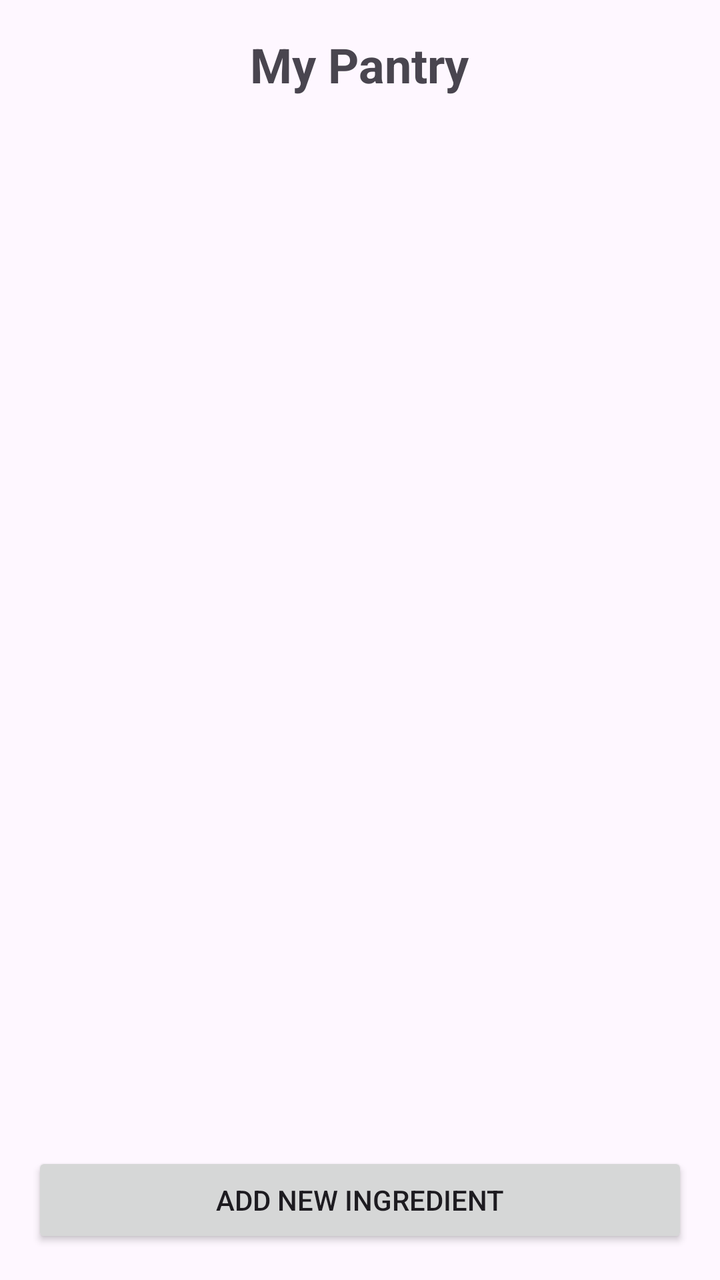
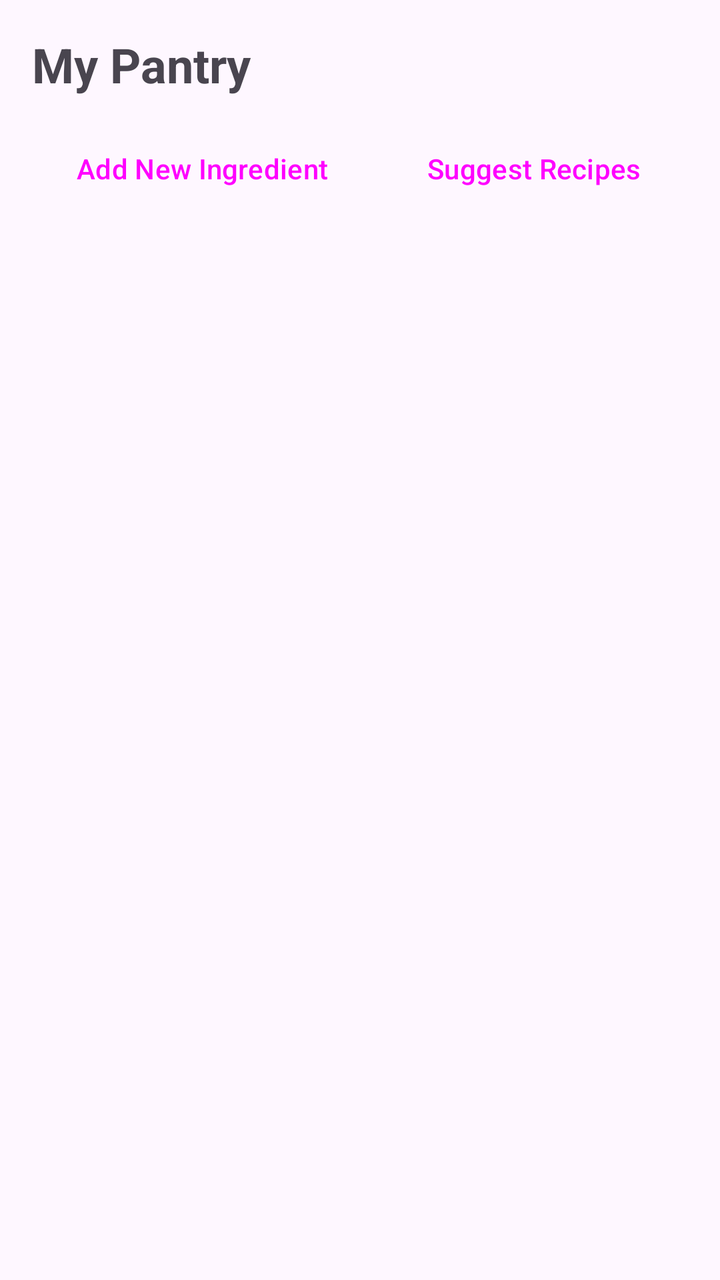

Screens rendered from an Android XML layout before and after an edit, with the pre-edit source and the edit as a unified diff.
<!-- AndroidManifest.xml: application theme Theme.SmartPantryManager -->
<!-- res/layout/activity_main.xml -->
<?xml version="1.0" encoding="utf-8"?>
<RelativeLayout xmlns:android="http://schemas.android.com/apk/res/android"
    android:layout_width="match_parent"
    android:layout_height="match_parent"
    android:padding="16dp">

    <TextView
        android:id="@+id/tvTitle"
        android:layout_width="wrap_content"
        android:layout_height="wrap_content"
        android:text="@string/title_my_pantry"
        android:textSize="24sp"
        android:textStyle="bold"
        android:layout_alignParentTop="true"
        android:layout_centerHorizontal="true"
        android:layout_marginBottom="16dp" />

    <androidx.recyclerview.widget.RecyclerView
        android:id="@+id/rvPantry"
        android:layout_width="match_parent"
        android:layout_height="match_parent"
        android:layout_below="@id/tvTitle"
        android:layout_above="@id/btnAddItem"
        android:layout_marginBottom="12dp" />

    <Button
        android:id="@+id/btnAddItem"
        android:layout_width="match_parent"
        android:layout_height="wrap_content"
        android:text="@string/btn_add_ingredient"
        android:layout_alignParentBottom="true" />

</RelativeLayout>
<!-- resources referenced by this layout -->
<resources>
  <string name="btn_add_ingredient">Add New Ingredient</string>
  <string name="title_my_pantry">My Pantry</string>
  <style name="Theme.SmartPantryManager" parent="Base.Theme.SmartPantryManager" />
  <style name="Base.Theme.SmartPantryManager" parent="Theme.Material3.DayNight.NoActionBar">
          
          
      </style>
</resources>

<!-- the commit's change to res/layout/activity_main.xml (unified diff, before → after) -->
@@ -1,33 +1,49 @@
 <?xml version="1.0" encoding="utf-8"?>
-<RelativeLayout xmlns:android="http://schemas.android.com/apk/res/android"
+<LinearLayout xmlns:android="http://schemas.android.com/apk/res/android"
     android:layout_width="match_parent"
     android:layout_height="match_parent"
+    android:orientation="vertical"
     android:padding="16dp">
 
     <TextView
-        android:id="@+id/tvTitle"
+        android:id="@+id/tvHeader"
         android:layout_width="wrap_content"
         android:layout_height="wrap_content"
         android:text="@string/title_my_pantry"
         android:textSize="24sp"
         android:textStyle="bold"
-        android:layout_alignParentTop="true"
-        android:layout_centerHorizontal="true"
-        android:layout_marginBottom="16dp" />
+        android:layout_marginBottom="12dp" />
+
+    <LinearLayout
+        style="?android:attr/buttonBarStyle"
+        android:layout_width="match_parent"
+        android:layout_height="wrap_content"
+        android:orientation="horizontal"
+        android:layout_marginBottom="16dp">
+
+        <Button
+            android:id="@+id/btnAddItem"
+            style="?android:attr/buttonBarButtonStyle"
+            android:layout_width="0dp"
+            android:layout_height="wrap_content"
+            android:layout_weight="1"
+            android:layout_marginEnd="4dp"
+            android:text="@string/btn_add_ingredient" />
+
+        <Button
+            android:id="@+id/btnSuggestRecipes"
+            style="?android:attr/buttonBarButtonStyle"
+            android:layout_width="0dp"
+            android:layout_height="wrap_content"
+            android:layout_weight="1"
+            android:layout_marginStart="4dp"
+            android:text="@string/btn_suggest_recipes" />
+
+    </LinearLayout>
 
     <androidx.recyclerview.widget.RecyclerView
         android:id="@+id/rvPantry"
         android:layout_width="match_parent"
-        android:layout_height="match_parent"
-        android:layout_below="@id/tvTitle"
-        android:layout_above="@id/btnAddItem"
-        android:layout_marginBottom="12dp" />
+        android:layout_height="match_parent" />
 
-    <Button
-        android:id="@+id/btnAddItem"
-        android:layout_width="match_parent"
-        android:layout_height="wrap_content"
-        android:text="@string/btn_add_ingredient"
-        android:layout_alignParentBottom="true" />
-
-</RelativeLayout>
+</LinearLayout>
<!-- resource entries referenced after the edit -->
@@ -1,6 +1,7 @@
 <!-- resources referenced by this layout -->
 <resources>
   <string name="btn_add_ingredient">Add New Ingredient</string>
+  <string name="btn_suggest_recipes">Suggest Recipes</string>
   <string name="title_my_pantry">My Pantry</string>
   <style name="Theme.SmartPantryManager" parent="Base.Theme.SmartPantryManager" />
   <style name="Base.Theme.SmartPantryManager" parent="Theme.Material3.DayNight.NoActionBar">
